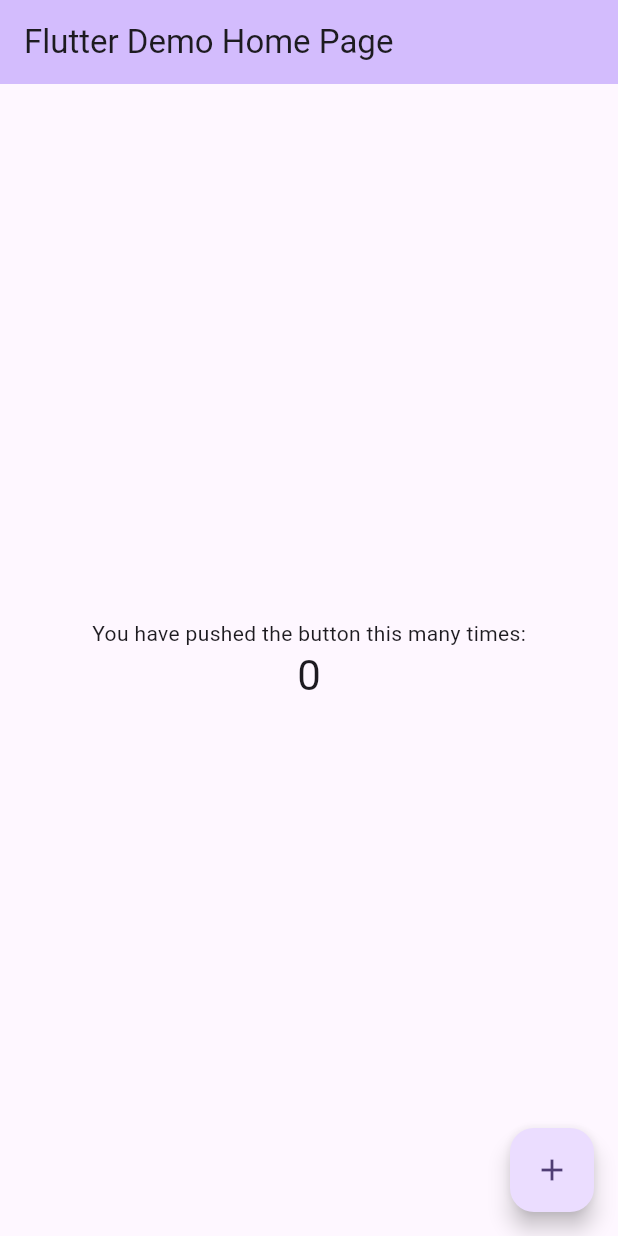
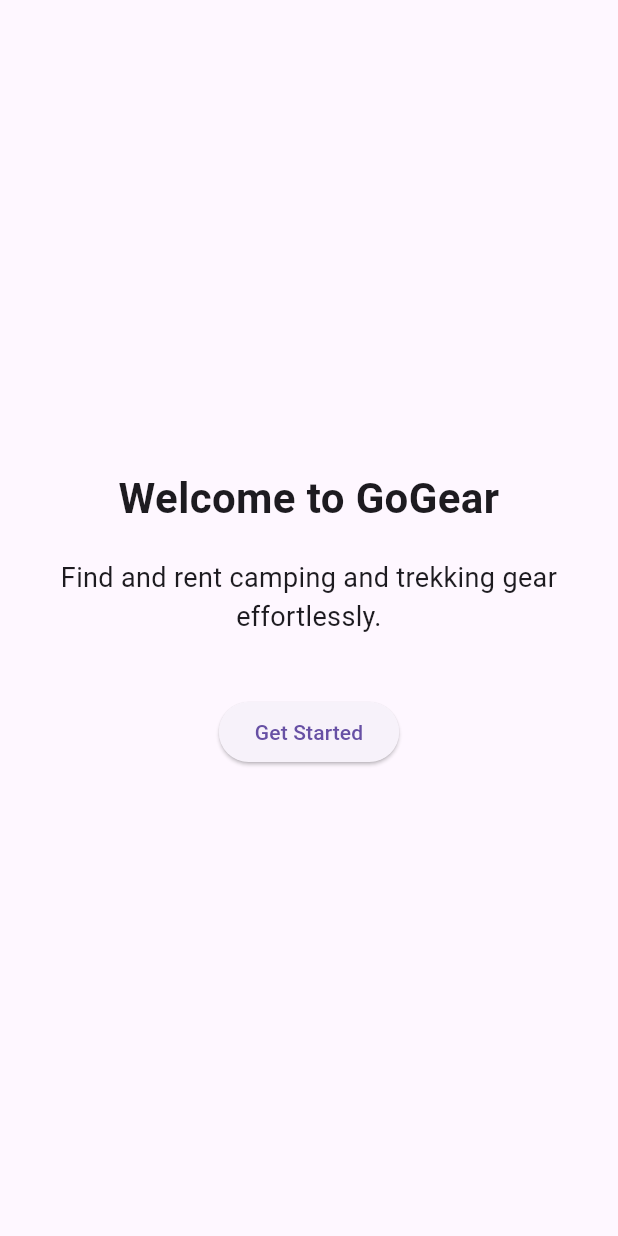
Before and after one commit to Priyanka-Kadel/gogear, a Flutter app: the screen it shows after launch, on a phone screen of 412 x 824 dp. Run offline on Flutter 3.47's test engine with Material 3 defaults, Android fonts, the light colour scheme and no system bars.

Commit message:
page design

```diff
--- a/gear_rental/lib/main.dart
+++ b/gear_rental/lib/main.dart
@@ -1,125 +1,7 @@
 import 'package:flutter/material.dart';
 
+import 'view/app.dart';
+
 void main() {
-  runApp(const MyApp());
+  runApp(App());
 }
-
-class MyApp extends StatelessWidget {
-  const MyApp({super.key});
-
-  // This widget is the root of your application.
-  @override
-  Widget build(BuildContext context) {
-    return MaterialApp(
-      title: 'Flutter Demo',
-      theme: ThemeData(
-        // This is the theme of your application.
-        //
-        // TRY THIS: Try running your application with "flutter run". You'll see
-        // the application has a purple toolbar. Then, without quitting the app,
-        // try changing the seedColor in the colorScheme below to Colors.green
-        // and then invoke "hot reload" (save your changes or press the "hot
-        // reload" button in a Flutter-supported IDE, or press "r" if you used
-        // the command line to start the app).
-        //
-        // Notice that the counter didn't reset back to zero; the application
-        // state is not lost during the reload. To reset the state, use hot
-        // restart instead.
-        //
-        // This works for code too, not just values: Most code changes can be
-        // tested with just a hot reload.
-        colorScheme: ColorScheme.fromSeed(seedColor: Colors.deepPurple),
-        useMaterial3: true,
-      ),
-      home: const MyHomePage(title: 'Flutter Demo Home Page'),
-    );
-  }
-}
-
-class MyHomePage extends StatefulWidget {
-  const MyHomePage({super.key, required this.title});
-
-  // This widget is the home page of your application. It is stateful, meaning
-  // that it has a State object (defined below) that contains fields that affect
-  // how it looks.
-
-  // This class is the configuration for the state. It holds the values (in this
-  // case the title) provided by the parent (in this case the App widget) and
-  // used by the build method of the State. Fields in a Widget subclass are
-  // always marked "final".
-
-  final String title;
-
-  @override
-  State<MyHomePage> createState() => _MyHomePageState();
-}
-
-class _MyHomePageState extends State<MyHomePage> {
-  int _counter = 0;
-
-  void _incrementCounter() {
-    setState(() {
-      // This call to setState tells the Flutter framework that something has
-      // changed in this State, which causes it to rerun the build method below
-      // so that the display can reflect the updated values. If we changed
-      // _counter without calling setState(), then the build method would not be
-      // called again, and so nothing would appear to happen.
-      _counter++;
-    });
-  }
-
-  @override
-  Widget build(BuildContext context) {
-    // This method is rerun every time setState is called, for instance as done
-    // by the _incrementCounter method above.
-    //
-    // The Flutter framework has been optimized to make rerunning build methods
-    // fast, so that you can just rebuild anything that needs updating rather
-    // than having to individually change instances of widgets.
-    return Scaffold(
-      appBar: AppBar(
-        // TRY THIS: Try changing the color here to a specific color (to
-        // Colors.amber, perhaps?) and trigger a hot reload to see the AppBar
-        // change color while the other colors stay the same.
-        backgroundColor: Theme.of(context).colorScheme.inversePrimary,
-        // Here we take the value from the MyHomePage object that was created by
-        // the App.build method, and use it to set our appbar title.
-        title: Text(widget.title),
-      ),
-      body: Center(
-        // Center is a layout widget. It takes a single child and positions it
-        // in the middle of the parent.
-        child: Column(
-          // Column is also a layout widget. It takes a list of children and
-          // arranges them vertically. By default, it sizes itself to fit its
-          // children horizontally, and tries to be as tall as its parent.
-          //
-          // Column has various properties to control how it sizes itself and
-          // how it positions its children. Here we use mainAxisAlignment to
-          // center the children vertically; the main axis here is the vertical
-          // axis because Columns are vertical (the cross axis would be
-          // horizontal).
-          //
-          // TRY THIS: Invoke "debug painting" (choose the "Toggle Debug Paint"
-          // action in the IDE, or press "p" in the console), to see the
-          // wireframe for each widget.
-          mainAxisAlignment: MainAxisAlignment.center,
-          children: <Widget>[
-            const Text(
-              'You have pushed the button this many times:',
-            ),
-            Text(
-              '$_counter',
-              style: Theme.of(context).textTheme.headlineMedium,
-            ),
-          ],
-        ),
-      ),
-      floatingActionButton: FloatingActionButton(
-        onPressed: _incrementCounter,
-        tooltip: 'Increment',
-        child: const Icon(Icons.add),
-      ), // This trailing comma makes auto-formatting nicer for build methods.
-    );
-  }
-}
--- a/gear_rental/lib/view/app.dart
+++ b/gear_rental/lib/view/app.dart
@@ -0,0 +1,27 @@
+import 'package:flutter/material.dart';
+
+import 'dashboard_view.dart';
+import 'login_view.dart';
+import 'onboard_view.dart';
+import 'signup_view.dart';
+
+class App extends StatelessWidget {
+  @override
+  Widget build(BuildContext context) {
+    return MaterialApp(
+      debugShowCheckedModeBanner: false,
+      title: 'GoGear',
+      theme: ThemeData(
+        primarySwatch: Colors.blue,
+        visualDensity: VisualDensity.adaptivePlatformDensity,
+      ),
+      initialRoute: '/',
+      routes: {
+        '/': (context) => OnboardView(),
+        '/login': (context) => LoginView(),
+        '/signup': (context) => SignupView(),
+        '/dashboard': (context) => DashboardView(),
+      },
+    );
+  }
+}
--- a/gear_rental/lib/view/onboard_view.dart
+++ b/gear_rental/lib/view/onboard_view.dart
@@ -0,0 +1,35 @@
+import 'package:flutter/material.dart';
+
+class OnboardView extends StatelessWidget {
+  @override
+  Widget build(BuildContext context) {
+    return Scaffold(
+      body: Padding(
+        padding: const EdgeInsets.all(16.0),
+        child: Column(
+          mainAxisAlignment: MainAxisAlignment.center,
+          children: [
+            Text(
+              'Welcome to GoGear',
+              style: TextStyle(fontSize: 28, fontWeight: FontWeight.bold),
+              textAlign: TextAlign.center,
+            ),
+            SizedBox(height: 20),
+            Text(
+              'Find and rent camping and trekking gear effortlessly.',
+              style: TextStyle(fontSize: 18),
+              textAlign: TextAlign.center,
+            ),
+            SizedBox(height: 40),
+            ElevatedButton(
+              onPressed: () {
+                Navigator.pushNamed(context, '/login');
+              },
+              child: Text('Get Started'),
+            ),
+          ],
+        ),
+      ),
+    );
+  }
+}
--- a/gear_rental/pubspec.yaml
+++ b/gear_rental/pubspec.yaml
@@ -59,9 +59,9 @@ flutter:
   uses-material-design: true
 
   # To add assets to your application, add an assets section, like this:
-  # assets:
-  #   - images/a_dot_burr.jpeg
-  #   - images/a_dot_ham.jpeg
+  assets:
+    - assets/icons/
+    - assets/images/
 
   # An image asset can refer to one or more resolution-specific "variants", see
   # https://flutter.dev/to/resolution-aware-images
```
Also changed, not shown: gear_rental/lib/view/dashboard_view.dart (+31 -0 lines), gear_rental/lib/view/login_view.dart (+52 -0 lines), gear_rental/lib/view/signup_view.dart (+55 -0 lines).
